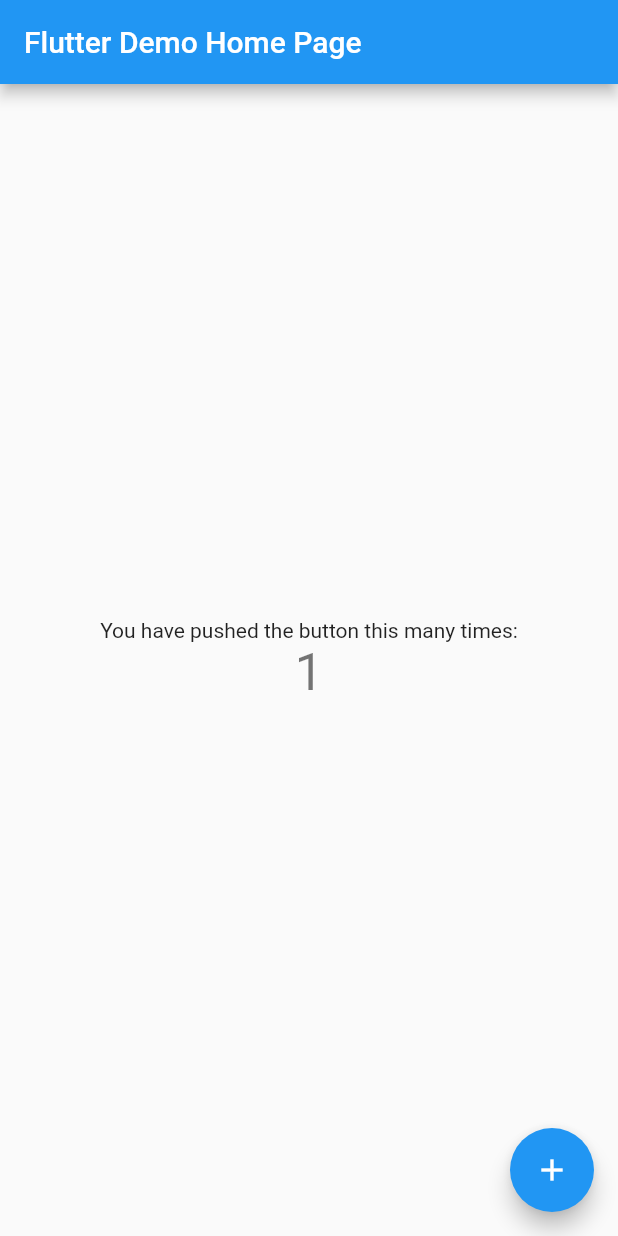
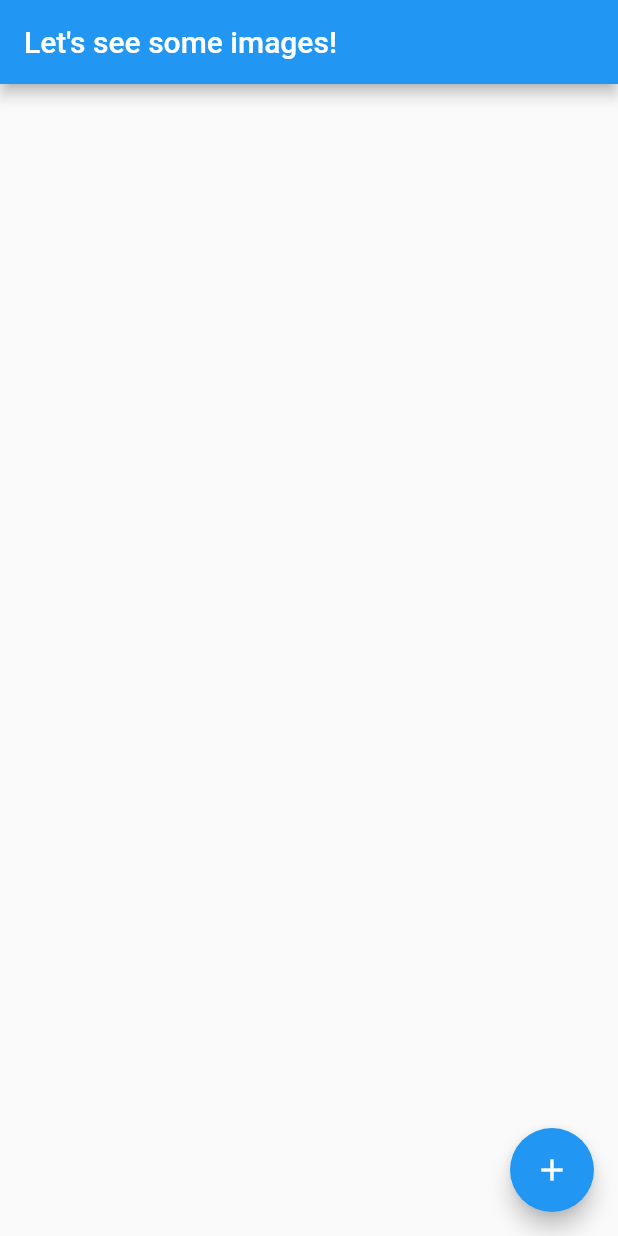
Before and after one commit to marktefftech/workerapp, a Flutter app: the screen it shows after launch, after a tap on the "add" icon, on a phone screen of 412 x 824 dp. Run offline on Flutter 3.47's test engine with Material 2 defaults, Android fonts, the phone set to English and light mode, and no system bars.

Commit message:
app: create file and move contents from main

```diff
--- a/lib/main.dart
+++ b/lib/main.dart
@@ -1,111 +1,113 @@
 import 'package:flutter/material.dart';
 
-void main() => runApp(MyApp());
+import 'src/app.dart';
 
-class MyApp extends StatelessWidget {
-  // This widget is the root of your application.
-  @override
-  Widget build(BuildContext context) {
-    return MaterialApp(
-      title: 'Flutter Demo',
-      theme: ThemeData(
-        // This is the theme of your application.
-        //
-        // Try running your application with "flutter run". You'll see the
-        // application has a blue toolbar. Then, without quitting the app, try
-        // changing the primarySwatch below to Colors.green and then invoke
-        // "hot reload" (press "r" in the console where you ran "flutter run",
-        // or simply save your changes to "hot reload" in a Flutter IDE).
-        // Notice that the counter didn't reset back to zero; the application
-        // is not restarted.
-        primarySwatch: Colors.blue,
-      ),
-      home: MyHomePage(title: 'Flutter Demo Home Page'),
-    );
-  }
-}
+void main() => runApp(App());
 
-class MyHomePage extends StatefulWidget {
-  MyHomePage({Key key, this.title}) : super(key: key);
+// class MyApp extends StatelessWidget {
+//   // This widget is the root of your application.
+//   @override
+//   Widget build(BuildContext context) {
+//     return MaterialApp(
+//       title: 'Flutter Demo',
+//       theme: ThemeData(
+//         // This is the theme of your application.
+//         //
+//         // Try running your application with "flutter run". You'll see the
+//         // application has a blue toolbar. Then, without quitting the app, try
+//         // changing the primarySwatch below to Colors.green and then invoke
+//         // "hot reload" (press "r" in the console where you ran "flutter run",
+//         // or simply save your changes to "hot reload" in a Flutter IDE).
+//         // Notice that the counter didn't reset back to zero; the application
+//         // is not restarted.
+//         primarySwatch: Colors.blue,
+//       ),
+//       home: MyHomePage(title: 'Flutter Demo Home Page'),
+//     );
+//   }
+// }
 
-  // This widget is the home page of your application. It is stateful, meaning
-  // that it has a State object (defined below) that contains fields that affect
-  // how it looks.
+// class MyHomePage extends StatefulWidget {
+//   MyHomePage({Key key, this.title}) : super(key: key);
 
-  // This class is the configuration for the state. It holds the values (in this
-  // case the title) provided by the parent (in this case the App widget) and
-  // used by the build method of the State. Fields in a Widget subclass are
-  // always marked "final".
+//   // This widget is the home page of your application. It is stateful, meaning
+//   // that it has a State object (defined below) that contains fields that affect
+//   // how it looks.
 
-  final String title;
+//   // This class is the configuration for the state. It holds the values (in this
+//   // case the title) provided by the parent (in this case the App widget) and
+//   // used by the build method of the State. Fields in a Widget subclass are
+//   // always marked "final".
 
-  @override
-  _MyHomePageState createState() => _MyHomePageState();
-}
+//   final String title;
 
-class _MyHomePageState extends State<MyHomePage> {
-  int _counter = 0;
+//   @override
+//   _MyHomePageState createState() => _MyHomePageState();
+// }
 
-  void _incrementCounter() {
-    setState(() {
-      // This call to setState tells the Flutter framework that something has
-      // changed in this State, which causes it to rerun the build method below
-      // so that the display can reflect the updated values. If we changed
-      // _counter without calling setState(), then the build method would not be
-      // called again, and so nothing would appear to happen.
-      _counter++;
-    });
-  }
+// class _MyHomePageState extends State<MyHomePage> {
+//   int _counter = 0;
 
-  @override
-  Widget build(BuildContext context) {
-    // This method is rerun every time setState is called, for instance as done
-    // by the _incrementCounter method above.
-    //
-    // The Flutter framework has been optimized to make rerunning build methods
-    // fast, so that you can just rebuild anything that needs updating rather
-    // than having to individually change instances of widgets.
-    return Scaffold(
-      appBar: AppBar(
-        // Here we take the value from the MyHomePage object that was created by
-        // the App.build method, and use it to set our appbar title.
-        title: Text(widget.title),
-      ),
-      body: Center(
-        // Center is a layout widget. It takes a single child and positions it
-        // in the middle of the parent.
-        child: Column(
-          // Column is also layout widget. It takes a list of children and
-          // arranges them vertically. By default, it sizes itself to fit its
-          // children horizontally, and tries to be as tall as its parent.
-          //
-          // Invoke "debug painting" (press "p" in the console, choose the
-          // "Toggle Debug Paint" action from the Flutter Inspector in Android
-          // Studio, or the "Toggle Debug Paint" command in Visual Studio Code)
-          // to see the wireframe for each widget.
-          //
-          // Column has various properties to control how it sizes itself and
-          // how it positions its children. Here we use mainAxisAlignment to
-          // center the children vertically; the main axis here is the vertical
-          // axis because Columns are vertical (the cross axis would be
-          // horizontal).
-          mainAxisAlignment: MainAxisAlignment.center,
-          children: <Widget>[
-            Text(
-              'You have pushed the button this many times:',
-            ),
-            Text(
-              '$_counter',
-              style: Theme.of(context).textTheme.display1,
-            ),
-          ],
-        ),
-      ),
-      floatingActionButton: FloatingActionButton(
-        onPressed: _incrementCounter,
-        tooltip: 'Increment',
-        child: Icon(Icons.add),
-      ), // This trailing comma makes auto-formatting nicer for build methods.
-    );
-  }
-}
+//   void _incrementCounter() {
+//     setState(() {
+//       // This call to setState tells the Flutter framework that something has
+//       // changed in this State, which causes it to rerun the build method below
+//       // so that the display can reflect the updated values. If we changed
+//       // _counter without calling setState(), then the build method would not be
+//       // called again, and so nothing would appear to happen.
+//       _counter++;
+//     });
+//   }
+
+//   @override
+//   Widget build(BuildContext context) {
+//     // This method is rerun every time setState is called, for instance as done
+//     // by the _incrementCounter method above.
+//     //
+//     // The Flutter framework has been optimized to make rerunning build methods
+//     // fast, so that you can just rebuild anything that needs updating rather
+//     // than having to individually change instances of widgets.
+//     return Scaffold(
+//       appBar: AppBar(
+//         // Here we take the value from the MyHomePage object that was created by
+//         // the App.build method, and use it to set our appbar title.
+//         title: Text(widget.title),
+//       ),
+//       body: Center(
+//         // Center is a layout widget. It takes a single child and positions it
+//         // in the middle of the parent.
+//         child: Column(
+//           // Column is also layout widget. It takes a list of children and
+//           // arranges them vertically. By default, it sizes itself to fit its
+//           // children horizontally, and tries to be as tall as its parent.
+//           //
+//           // Invoke "debug painting" (press "p" in the console, choose the
+//           // "Toggle Debug Paint" action from the Flutter Inspector in Android
+//           // Studio, or the "Toggle Debug Paint" command in Visual Studio Code)
+//           // to see the wireframe for each widget.
+//           //
+//           // Column has various properties to control how it sizes itself and
+//           // how it positions its children. Here we use mainAxisAlignment to
+//           // center the children vertically; the main axis here is the vertical
+//           // axis because Columns are vertical (the cross axis would be
+//           // horizontal).
+//           mainAxisAlignment: MainAxisAlignment.center,
+//           children: <Widget>[
+//             Text(
+//               'You have pushed the button this many times:',
+//             ),
+//             Text(
+//               '$_counter',
+//               style: Theme.of(context).textTheme.display1,
+//             ),
+//           ],
+//         ),
+//       ),
+//       floatingActionButton: FloatingActionButton(
+//         onPressed: _incrementCounter,
+//         tooltip: 'Increment',
+//         child: Icon(Icons.add),
+//       ), // This trailing comma makes auto-formatting nicer for build methods.
+//     );
+//   }
+// }
--- /dev/null
+++ b/lib/src/app.dart
@@ -0,0 +1,23 @@
+import 'package:flutter/material.dart';
+
+class App extends StatelessWidget {
+  build(context) {
+    return (
+      MaterialApp(
+        home: Scaffold(
+          appBar: AppBar(
+            title: Text('Let\'s see some images!'),
+          ),
+          floatingActionButton: FloatingActionButton(
+              child: Icon(
+                Icons.add,
+              ),
+              onPressed: () {
+                print('Button is pressed!');
+              }
+            ),
+          ),
+        )
+    );
+  }
+}
```
Also changed, not shown: 1 other file.
